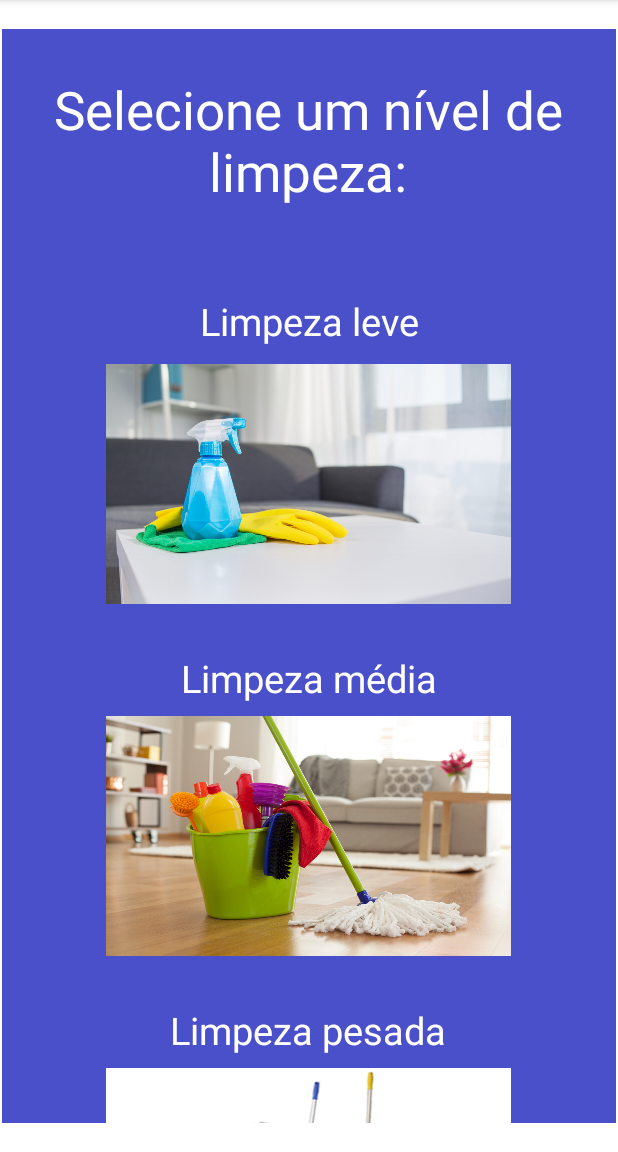
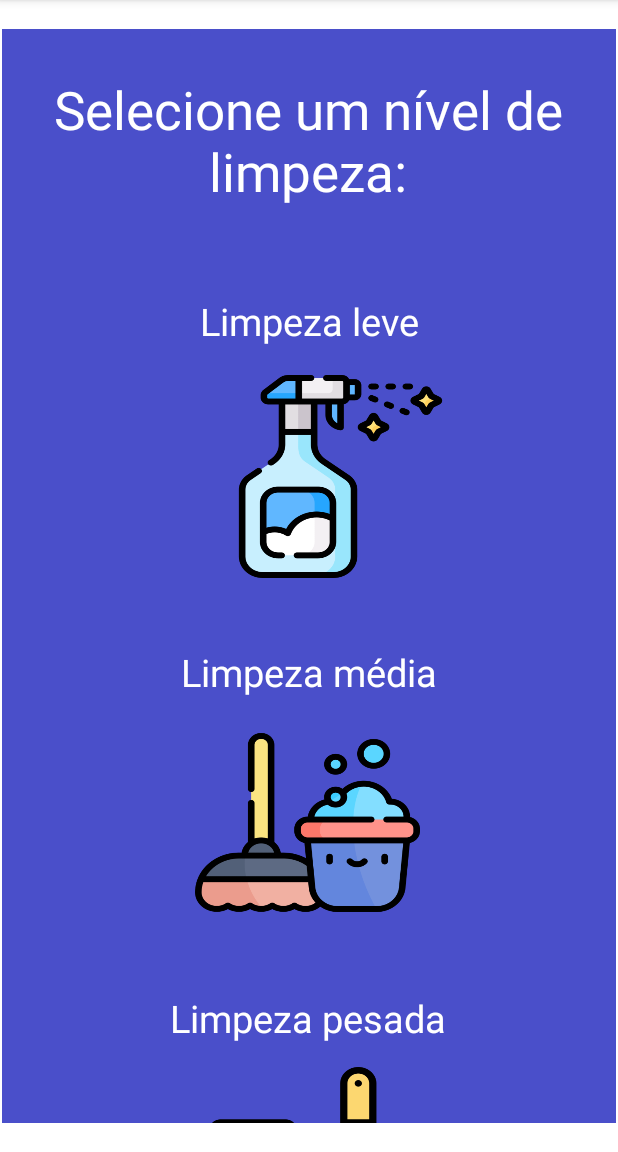
Before and after one commit to ricardosrib/AppAgendamento, an Android app: the HomeFragment screen opened through its navigation route, on a phone screen of 412 x 824 dp, the part 84-1236 px from its top. Run offline under Robolectric (Android 15) with nearby library versions, the phone set to English and light mode, and no system bars; Roboto replaces fonts that are not available here.

Commit message:
imagens fofas kkk

```diff
--- /dev/null
+++ b/app/src/main/java/com/example/appagendamento/model/Login.kt
@@ -0,0 +1,6 @@
+package com.example.appagendamento.model
+
+data class Login(
+    var email: String,
+    var password: String
+)
--- a/app/src/main/res/layout/fragment_home.xml
+++ b/app/src/main/res/layout/fragment_home.xml
@@ -31,12 +31,12 @@
 
         <ImageButton
             android:id="@+id/lightClean"
-            android:layout_width="270dip"
-            android:layout_height="160dip"
-            android:layout_marginTop="8dp"
-            android:background="@drawable/limpeza_leve"
+            android:layout_width="150dip"
+            android:layout_height="135dip"
+            android:layout_marginTop="15dp"
+            android:background="@drawable/light_cleaning"
             app:layout_constraintEnd_toEndOf="parent"
-            app:layout_constraintHorizontal_bias="0.496"
+            app:layout_constraintHorizontal_bias="0.582"
             app:layout_constraintStart_toStartOf="parent"
             app:layout_constraintTop_toBottomOf="@+id/easyCleanId" />
 
@@ -44,7 +44,7 @@
             android:id="@+id/mediumCleanId"
             android:layout_width="wrap_content"
             android:layout_height="wrap_content"
-            android:layout_marginTop="32dp"
+            android:layout_marginTop="45dp"
             android:text="Limpeza média"
             android:fontFamily="@font/convergence"
             android:textAlignment="center"
@@ -56,10 +56,10 @@
 
         <ImageButton
             android:id="@+id/mediumClean"
-            android:layout_width="270dip"
-            android:layout_height="160dip"
-            android:layout_marginTop="8dp"
-            android:background="@drawable/limpeza_media"
+            android:layout_width="150dip"
+            android:layout_height="135dip"
+            android:layout_marginTop="15dp"
+            android:background="@drawable/medium_cleaning"
             app:layout_constraintEnd_toEndOf="parent"
             app:layout_constraintHorizontal_bias="0.496"
             app:layout_constraintStart_toStartOf="parent"
@@ -69,7 +69,7 @@
             android:id="@+id/heavyCleanId"
             android:layout_width="wrap_content"
             android:layout_height="wrap_content"
-            android:layout_marginTop="32dp"
+            android:layout_marginTop="45dp"
             android:text="Limpeza pesada"
             android:fontFamily="@font/convergence"
             android:textAlignment="center"
@@ -82,10 +82,10 @@
 
         <ImageButton
             android:id="@+id/heavyClean"
-            android:layout_width="270dip"
-            android:layout_height="160dip"
-            android:layout_marginTop="8dp"
-            android:background="@drawable/limpeza_pesada"
+            android:layout_width="150dp"
+            android:layout_height="135dp"
+            android:layout_marginTop="15dp"
+            android:background="@drawable/heavy_cleaning"
             app:layout_constraintEnd_toEndOf="parent"
             app:layout_constraintHorizontal_bias="0.496"
             app:layout_constraintStart_toStartOf="parent"
```
Also changed, not shown: app/src/main/java/com/example/appagendamento/Data.kt (deleted, +0 -9 lines), app/src/main/java/com/example/appagendamento/LoginFragment.kt (+16 -5 lines), app/src/main/java/com/example/appagendamento/SetDateFragment.kt (+12 -0 lines), app/src/main/java/com/example/appagendamento/SignUpFragment.kt (+8 -5 lines), app/src/main/java/com/example/appagendamento/model/User.kt (added, +18 -0 lines), app/src/main/java/com/example/appagendamento/viewmodel/ViewModel.kt (added, +13 -0 lines), app/src/main/res/drawable/heavy_cleaning.png (added), app/src/main/res/drawable/light_cleaning.png (added), app/src/main/res/drawable/limpeza_leve.jpg (deleted), app/src/main/res/drawable/limpeza_media.jpg (deleted), app/src/main/res/drawable/limpeza_pesada.jpg (deleted), app/src/main/res/drawable/medium_cleaning.png (added).
